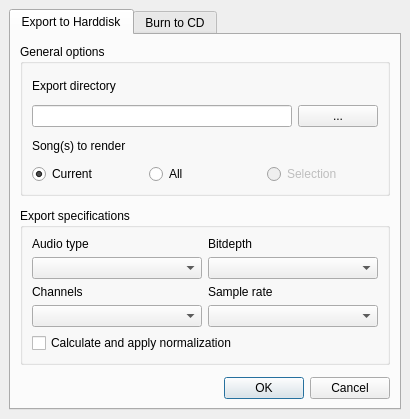
ErwanLegrand/Traverso-DAW, file src/traverso/ui/ExportWidget.ui: the form before one commit.
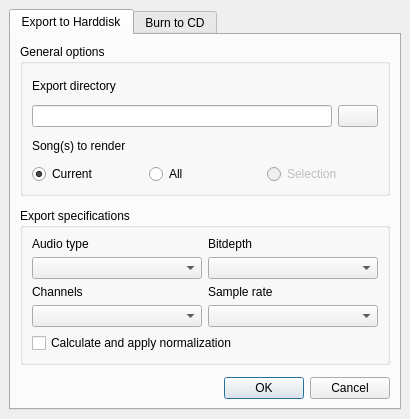
The form after the commit.

Diff of the .ui file:
```diff
--- a/src/traverso/ui/ExportWidget.ui
+++ b/src/traverso/ui/ExportWidget.ui
@@ -111,7 +111,7 @@
                 <item>
                  <widget class="QPushButton" name="fileSelectButton" >
                   <property name="text" >
-                   <string>...</string>
+                   <string/>
                   </property>
                  </widget>
                 </item>
```
